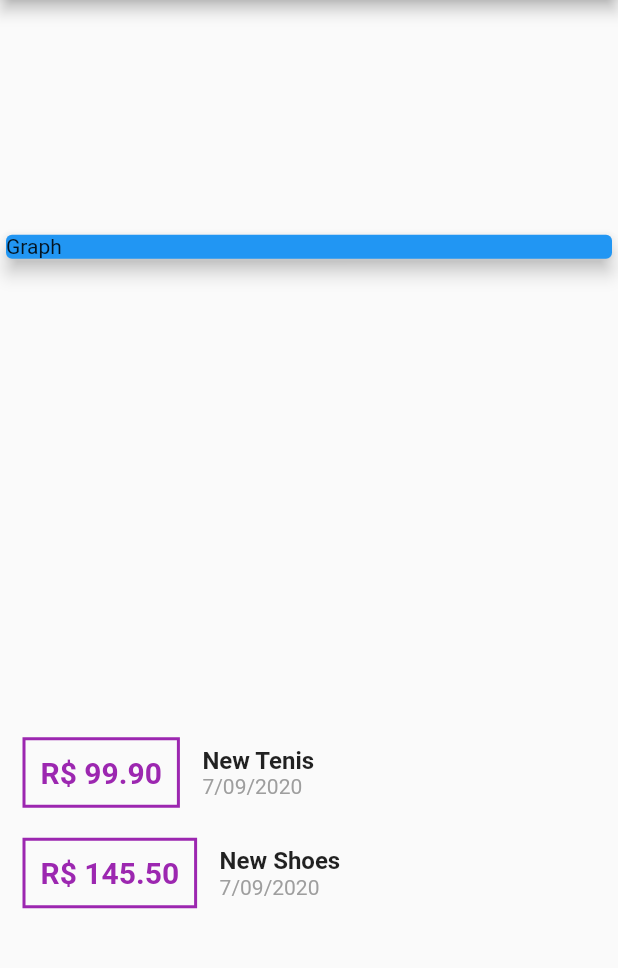
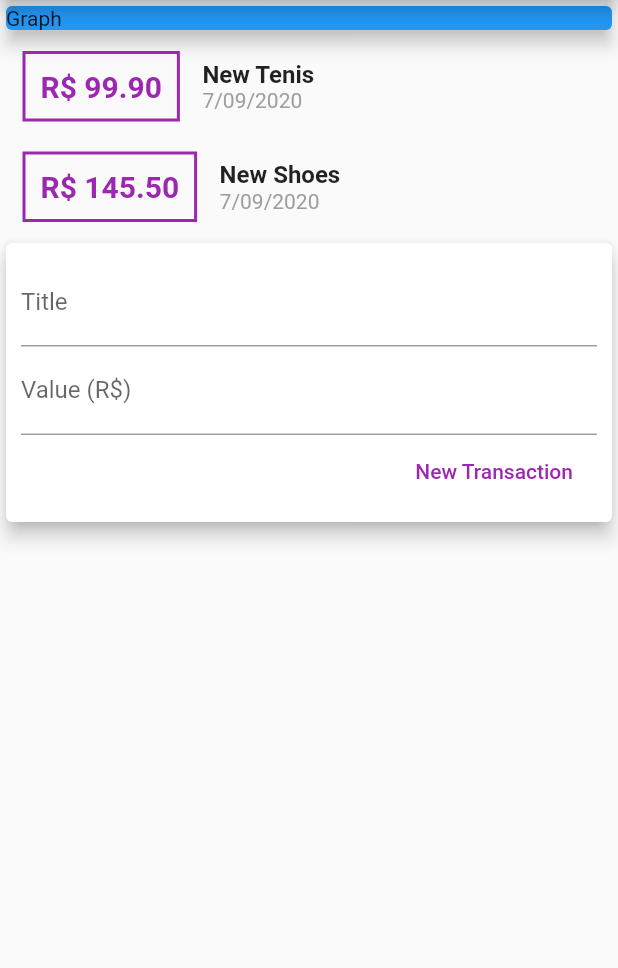
Before and after one commit to avatarrrrr/expenses, a Flutter app: the screen it shows after launch, on a phone screen of 412 x 824 dp, the part 84-1052 px from its top. Run offline on Flutter 3.47's test engine with Material 2 defaults, Android fonts, the phone set to English and light mode, and no system bars.

Commit message:
Form for new transaction and division the app in components

```diff
--- /dev/null
+++ b/lib/components/transaction_form.dart
@@ -0,0 +1,47 @@
+import 'package:flutter/material.dart';
+
+class TransactionForm extends StatelessWidget {
+  final titleController = TextEditingController();
+  final valueController = TextEditingController();
+
+  TransactionForm();
+
+  @override
+  Widget build(BuildContext context) {
+    return Card(
+      elevation: 5,
+      child: Padding(
+        padding: const EdgeInsets.all(10),
+        child: Column(
+          children: <Widget>[
+            TextField(
+              decoration: InputDecoration(
+                labelText: 'Title',
+              ),
+              controller: titleController,
+            ),
+            TextField(
+              decoration: InputDecoration(
+                labelText: 'Value (R\$)',
+              ),
+              controller: valueController,
+            ),
+            Row(
+              children: [
+                FlatButton(
+                  child: Text('New Transaction'),
+                  onPressed: () {
+                    print(titleController.text);
+                    print(valueController.text);
+                  },
+                  textColor: Colors.purple,
+                ),
+              ],
+              mainAxisAlignment: MainAxisAlignment.end,
+            ),
+          ],
+        ),
+      ),
+    );
+  }
+}
--- /dev/null
+++ b/lib/components/transaction_list.dart
@@ -0,0 +1,58 @@
+import 'package:flutter/material.dart';
+import '../models/transactions.dart';
+import 'package:intl/intl.dart';
+
+class TransactionList extends StatelessWidget {
+  final List<Transaction> transactions;
+
+  TransactionList(this.transactions);
+
+  @override
+  Widget build(BuildContext context) {
+    return Column(
+      children: transactions
+          .map(
+            (tr) => Row(children: [
+              Container(
+                child: Text(
+                  'R\$ ${tr.value.toStringAsFixed(2)}',
+                  style: TextStyle(
+                    fontWeight: FontWeight.bold,
+                    fontSize: 20,
+                    color: Colors.purple,
+                  ),
+                ),
+                margin: EdgeInsets.symmetric(
+                  horizontal: 15,
+                  vertical: 10,
+                ),
+                decoration: BoxDecoration(
+                  border: Border.all(
+                    color: Colors.purple,
+                    width: 2,
+                  ),
+                ),
+                padding: EdgeInsets.all(10),
+              ),
+              Column(
+                children: [
+                  Text(tr.title,
+                      style: TextStyle(
+                        fontSize: 16,
+                        fontWeight: FontWeight.bold,
+                      )),
+                  Text(
+                    DateFormat('d/MM/y').format(tr.date),
+                    style: TextStyle(
+                      color: Colors.grey,
+                    ),
+                  ),
+                ],
+                crossAxisAlignment: CrossAxisAlignment.start,
+              )
+            ]),
+          )
+          .toList(),
+    );
+  }
+}
--- /dev/null
+++ b/lib/components/transaction_user.dart
@@ -0,0 +1,28 @@
+import 'package:flutter/material.dart';
+import 'transaction_form.dart';
+import 'transaction_list.dart';
+import '../models/transactions.dart';
+
+class TransactionUser extends StatefulWidget {
+  @override
+  _TransactionUserState createState() => _TransactionUserState();
+}
+
+class _TransactionUserState extends State<TransactionUser> {
+  final _transactions = [
+    Transaction(
+        id: 't1', title: 'New Tenis', value: 99.9, date: DateTime.now()),
+    Transaction(
+        id: 't2', title: 'New Shoes', value: 145.5, date: DateTime.now()),
+  ];
+
+  @override
+  Widget build(BuildContext context) {
+    return Column(
+      children: [
+        TransactionList(_transactions),
+        TransactionForm(),
+      ],
+    );
+  }
+}
--- a/lib/main.dart
+++ b/lib/main.dart
@@ -1,6 +1,5 @@
-import 'package:expenses/models/transactions.dart';
 import 'package:flutter/material.dart';
-import 'package:intl/intl.dart';
+import 'components/transaction_user.dart';
 
 main() => runApp(ExpensesApp());
 
@@ -14,13 +13,6 @@ class ExpensesApp extends StatelessWidget {
 }
 
 class MyHomePage extends StatelessWidget {
-  final _transactions = [
-    Transaction(
-        id: 't1', title: 'New Tenis', value: 99.9, date: DateTime.now()),
-    Transaction(
-        id: 't2', title: 'New Shoes', value: 145.5, date: DateTime.now()),
-  ];
-
   @override
   Widget build(BuildContext context) {
     return Scaffold(
@@ -28,7 +20,6 @@ class MyHomePage extends StatelessWidget {
         title: Text('Pessoal Expenses'),
       ),
       body: Column(
-        mainAxisAlignment: MainAxisAlignment.spaceAround,
         crossAxisAlignment: CrossAxisAlignment.stretch,
         children: [
           Container(
@@ -38,50 +29,7 @@ class MyHomePage extends StatelessWidget {
               color: Colors.blue,
             ),
           ),
-          Column(
-              children: _transactions
-                  .map(
-                    (tr) => Row(children: [
-                      Container(
-                        child: Text(
-                          'R\$ ${tr.value.toStringAsFixed(2)}',
-                          style: TextStyle(
-                            fontWeight: FontWeight.bold,
-                            fontSize: 20,
-                            color: Colors.purple,
-                          ),
-                        ),
-                        margin: EdgeInsets.symmetric(
-                          horizontal: 15,
-                          vertical: 10,
-                        ),
-                        decoration: BoxDecoration(
-                          border: Border.all(
-                            color: Colors.purple,
-                            width: 2,
-                          ),
-                        ),
-                        padding: EdgeInsets.all(10),
-                      ),
-                      Column(
-                        children: [
-                          Text(tr.title,
-                              style: TextStyle(
-                                fontSize: 16,
-                                fontWeight: FontWeight.bold,
-                              )),
-                          Text(
-                            DateFormat('d/MM/y').format(tr.date),
-                            style: TextStyle(
-                              color: Colors.grey,
-                            ),
-                          ),
-                        ],
-                        crossAxisAlignment: CrossAxisAlignment.start,
-                      )
-                    ]),
-                  )
-                  .toList()),
+          TransactionUser(),
         ],
       ),
     );
```
